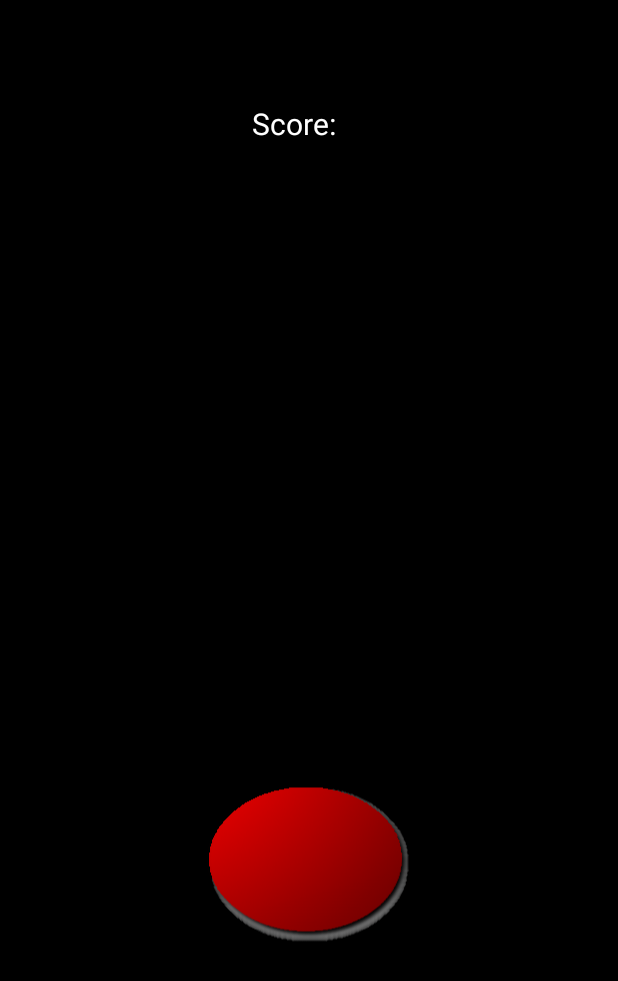
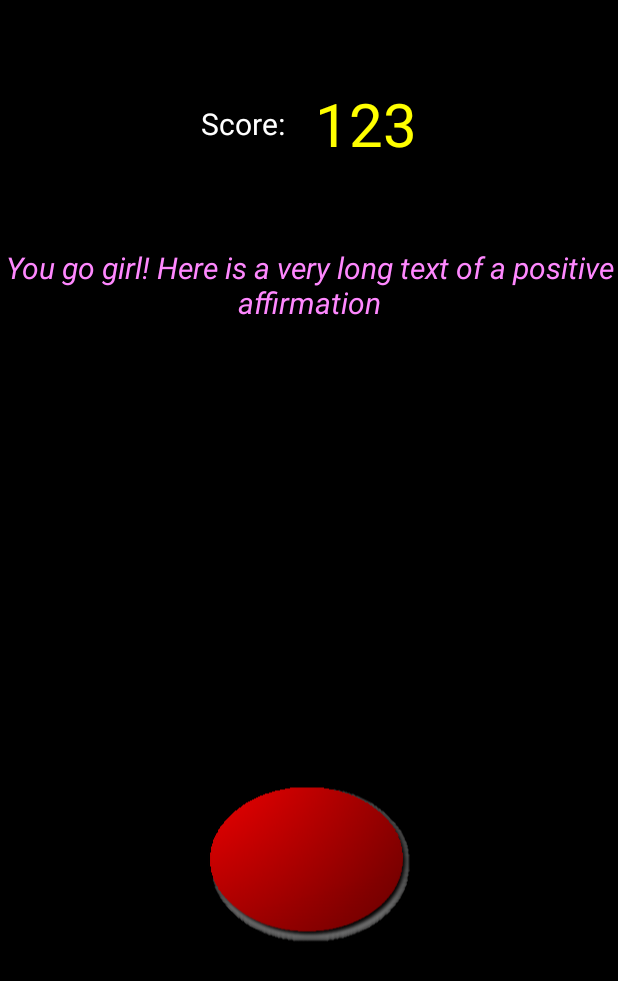
Before and after one commit to caarmen/youreawinner, an Android app: the layout activity_main.xml on its own in the app's theme, with its tools: preview values and no code run, on a phone screen of 412 x 824 dp. Shown: the top 981 px of the screen. Run offline under Robolectric (Android 15) with nearby library versions, the phone set to English and light mode, and no system bars.

Commit message:
Use constraint layout.

```diff
--- a/app/build.gradle
+++ b/app/build.gradle
@@ -48,5 +48,6 @@ repositories {
 dependencies {
     compile "org.jetbrains.kotlin:kotlin-stdlib-jre7:$kotlin_version"
     compile 'com.android.support:appcompat-v7:26.1.0'
+    compile 'com.android.support.constraint:constraint-layout:1.0.2'
     kapt "com.android.databinding:compiler:2.3.3"
 }
--- a/app/src/main/AndroidManifest.xml
+++ b/app/src/main/AndroidManifest.xml
@@ -1,6 +1,5 @@
-<?xml version="1.0" encoding="utf-8"?>
-<!--
-  Copyright 2013 Carmen Alvarez
+<?xml version="1.0" encoding="utf-8"?><!--
+  Copyright 2013, 2017 Carmen Alvarez
 
   This file is part of You're a Winner!.
 
@@ -22,7 +21,8 @@
 
     <application
         android:icon="@drawable/ic_launcher"
-        android:label="@string/app_name">
+        android:label="@string/app_name"
+        android:supportsRtl="true">
         <activity
             android:name=".MainActivity"
             android:theme="@style/Theme.AppCompat"
--- a/app/src/main/res/layout/activity_main.xml
+++ b/app/src/main/res/layout/activity_main.xml
@@ -17,62 +17,72 @@
   along with You're a Winner!.  If not, see <http://www.gnu.org/licenses/>.
 -->
 <layout xmlns:android="http://schemas.android.com/apk/res/android"
+    xmlns:app="http://schemas.android.com/apk/res-auto"
     xmlns:tools="http://schemas.android.com/tools">
 
-    <LinearLayout
+    <android.support.constraint.ConstraintLayout
         android:layout_width="match_parent"
         android:layout_height="match_parent"
-        android:background="#000"
-        android:gravity="center_horizontal"
-        android:orientation="vertical">
-
-        <LinearLayout
-            android:id="@+id/score_zone"
-            android:layout_width="wrap_content"
-            android:layout_height="0dp"
-            android:layout_weight="1"
-            android:gravity="center_vertical"
-            android:orientation="horizontal">
+        android:background="#000">
 
         <TextView
             android:id="@+id/score_label"
             android:layout_width="wrap_content"
-                android:layout_height="wrap_content"
-                android:paddingEnd="20dp"
-                android:paddingRight="20dp"
+            android:layout_height="0dp"
+            android:gravity="center_vertical"
+            android:layout_marginEnd="20dp"
+            android:layout_marginRight="20dp"
             android:text="@string/score_label"
             android:textColor="#fff"
-                android:textSize="20sp" />
+            android:textSize="20sp"
+            app:layout_constraintBottom_toTopOf="@+id/winner_text"
+            app:layout_constraintEnd_toStartOf="@+id/score_value"
+            app:layout_constraintHorizontal_chainStyle="packed"
+            app:layout_constraintStart_toStartOf="parent"
+            app:layout_constraintTop_toTopOf="parent"
+            app:layout_constraintVertical_weight="1" />
 
         <TextView
             android:id="@+id/score_value"
             android:layout_width="wrap_content"
             android:layout_height="wrap_content"
+            android:gravity="center_vertical"
             android:textColor="#ff0"
-                android:textSize="40sp" />
-
-        </LinearLayout>
+            android:textSize="40sp"
+            app:layout_constraintBottom_toTopOf="@+id/winner_text"
+            app:layout_constraintEnd_toEndOf="parent"
+            app:layout_constraintStart_toEndOf="@id/score_label"
+            app:layout_constraintTop_toTopOf="parent"
+            tools:text="123" />
 
         <TextView
             android:id="@+id/winner_text"
             android:layout_width="wrap_content"
             android:layout_height="0dp"
-            android:layout_weight="1"
+            android:gravity="center_horizontal"
             android:freezesText="true"
-            android:gravity="center_horizontal"
             android:textColor="#f8f"
             android:textSize="20sp"
             android:textStyle="italic"
-            tools:context=".MainActivity" />
+            app:layout_constraintBottom_toTopOf="@+id/button"
+            app:layout_constraintEnd_toEndOf="parent"
+            app:layout_constraintStart_toStartOf="parent"
+            app:layout_constraintTop_toBottomOf="@id/score_label"
+            app:layout_constraintVertical_weight="1"
+            tools:text="You go girl! Here is a very long text of a positive affirmation" />
 
         <ImageView
             android:id="@+id/button"
             android:layout_width="wrap_content"
             android:layout_height="0dp"
-            android:layout_weight="3"
             android:clickable="true"
             android:contentDescription="@string/button_description"
-            android:src="@drawable/button" />
+            android:src="@drawable/button"
+            app:layout_constraintBottom_toBottomOf="parent"
+            app:layout_constraintEnd_toEndOf="parent"
+            app:layout_constraintStart_toStartOf="parent"
+            app:layout_constraintTop_toBottomOf="@id/winner_text"
+            app:layout_constraintVertical_weight="3" />
 
-    </LinearLayout>
+    </android.support.constraint.ConstraintLayout>
 </layout>
```
Lines whose indentation alone changed are shown as unchanged.
